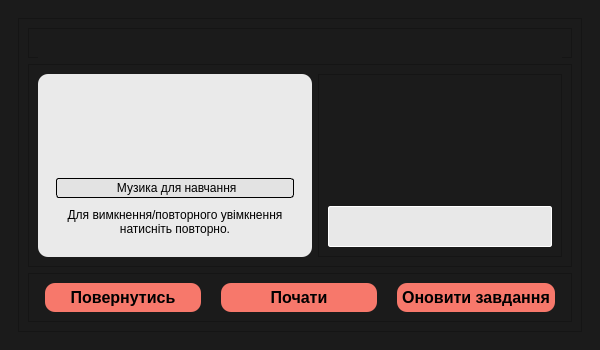
kttel/pomodoro, file designs/design.ui: the form before one commit.
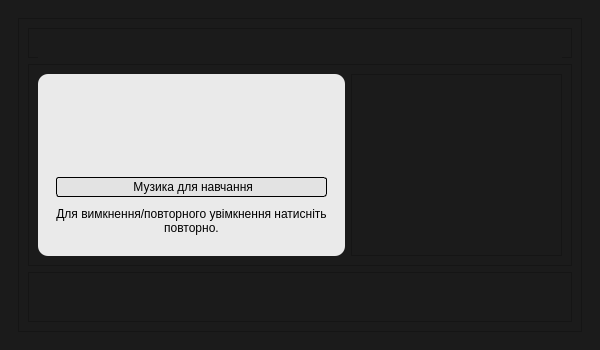
The form after the commit. The open tabs and pages were chosen to show the change. Icons and pictures are not drawn.

Commit message: [upd] changed timer page

Diff of the .ui file:
```diff
--- a/designs/design.ui
+++ b/designs/design.ui
@@ -837,6 +837,11 @@
                    <property name="frameShadow">
                     <enum>QFrame::Raised</enum>
                    </property>
+                   <layout class="QGridLayout" name="gridLayout_14">
+                    <item row="0" column="0">
+                     <layout class="QVBoxLayout" name="vertical_timer"/>
+                    </item>
+                   </layout>
                   </widget>
                  </item>
                  <item>
@@ -917,151 +922,7 @@
                 </property>
                 <layout class="QVBoxLayout" name="verticalLayout_10">
                  <item>
-                  <widget class="QLabel" name="period_label">
-                   <property name="minimumSize">
-                    <size>
-                     <width>0</width>
-                     <height>30</height>
-                    </size>
-                   </property>
-                   <property name="text">
-                    <string/>
-                   </property>
-                  </widget>
-                 </item>
-                 <item>
-                  <widget class="QLabel" name="task_label">
-                   <property name="minimumSize">
-                    <size>
-                     <width>0</width>
-                     <height>80</height>
-                    </size>
-                   </property>
-                   <property name="text">
-                    <string/>
-                   </property>
-                  </widget>
-                 </item>
-                 <item>
-                  <widget class="QPlainTextEdit" name="task_edit">
-                   <property name="minimumSize">
-                    <size>
-                     <width>0</width>
-                     <height>40</height>
-                    </size>
-                   </property>
-                   <property name="palette">
-                    <palette>
-                     <active>
-                      <colorrole role="Button">
-                       <brush brushstyle="SolidPattern">
-                        <color alpha="255">
-                         <red>232</red>
-                         <green>232</green>
-                         <blue>232</blue>
-                        </color>
-                       </brush>
-                      </colorrole>
-                      <colorrole role="Base">
-                       <brush brushstyle="SolidPattern">
-                        <color alpha="255">
-                         <red>232</red>
-                         <green>232</green>
-                         <blue>232</blue>
-                        </color>
-                       </brush>
-                      </colorrole>
-                      <colorrole role="Window">
-                       <brush brushstyle="SolidPattern">
-                        <color alpha="255">
-                         <red>232</red>
-                         <green>232</green>
-                         <blue>232</blue>
-                        </color>
-                       </brush>
-                      </colorrole>
-                     </active>
-                     <inactive>
-                      <colorrole role="Button">
-                       <brush brushstyle="SolidPattern">
-                        <color alpha="255">
-                         <red>232</red>
-                         <green>232</green>
-                         <blue>232</blue>
-                        </color>
-                       </brush>
-                      </colorrole>
-                      <colorrole role="Base">
-                       <brush brushstyle="SolidPattern">
-                        <color alpha="255">
-                         <red>232</red>
-                         <green>232</green>
-                         <blue>232</blue>
-                        </color>
-                       </brush>
-                      </colorrole>
-                      <colorrole role="Window">
-                       <brush brushstyle="SolidPattern">
-                        <color alpha="255">
-                         <red>232</red>
-                         <green>232</green>
-                         <blue>232</blue>
-                        </color>
-                       </brush>
-                      </colorrole>
-                     </inactive>
-                     <disabled>
-                      <colorrole role="Button">
-                       <brush brushstyle="SolidPattern">
-                        <color alpha="255">
-                         <red>232</red>
-                         <green>232</green>
-                         <blue>232</blue>
-                        </color>
-                       </brush>
-                      </colorrole>
-                      <colorrole role="Base">
-                       <brush brushstyle="SolidPattern">
-                        <color alpha="255">
-                         <red>232</red>
-                         <green>232</green>
-                         <blue>232</blue>
-                        </color>
-                       </brush>
-                      </colorrole>
-                      <colorrole role="Window">
-                       <brush brushstyle="SolidPattern">
-                        <color alpha="255">
-                         <red>232</red>
-                         <green>232</green>
-                         <blue>232</blue>
-                        </color>
-                       </brush>
-                      </colorrole>
-                     </disabled>
-                    </palette>
-                   </property>
-                   <property name="tabletTracking">
-                    <bool>false</bool>
-                   </property>
-                   <property name="focusPolicy">
-                    <enum>Qt::ClickFocus</enum>
-                   </property>
-                   <property name="styleSheet">
-                    <string notr="true">border: 1px solid #ffffff;
-border-radius: 2px;
-background-color: #e8e8e8;</string>
-                   </property>
-                   <property name="backgroundVisible">
-                    <bool>false</bool>
-                   </property>
-                   <property name="centerOnScroll">
-                    <bool>false</bool>
-                   </property>
-                   <property name="placeholderText">
-                    <string extracomment="Текст завдання"/>
-                   </property>
-                  </widget>
+                  <layout class="QVBoxLayout" name="vertical_task"/>
                  </item>
                 </layout>
                </widget>
@@ -1101,34 +962,7 @@
              </property>
              <layout class="QHBoxLayout" name="horizontalLayout_5">
               <item>
-               <widget class="QPushButton" name="stop_session">
-                <property name="cursor">
-                 <cursorShape>PointingHandCursor</cursorShape>
-                </property>
-                <property name="text">
-                 <string>Повернутись</string>
-                </property>
-               </widget>
-              </item>
-              <item>
-               <widget class="QPushButton" name="start_timer">
-                <property name="cursor">
-                 <cursorShape>PointingHandCursor</cursorShape>
-                </property>
-                <property name="text">
-                 <string>Почати</string>
-                </property>
-               </widget>
-              </item>
-              <item>
-               <widget class="QPushButton" name="add_task">
-                <property name="cursor">
-                 <cursorShape>PointingHandCursor</cursorShape>
-                </property>
-                <property name="text">
-                 <string>Оновити завдання</string>
-                </property>
-               </widget>
+               <layout class="QHBoxLayout" name="horizontal_buttons"/>
               </item>
              </layout>
             </widget>
```
Left out of the diff: 6 changed lines with no effect on the pictures.
